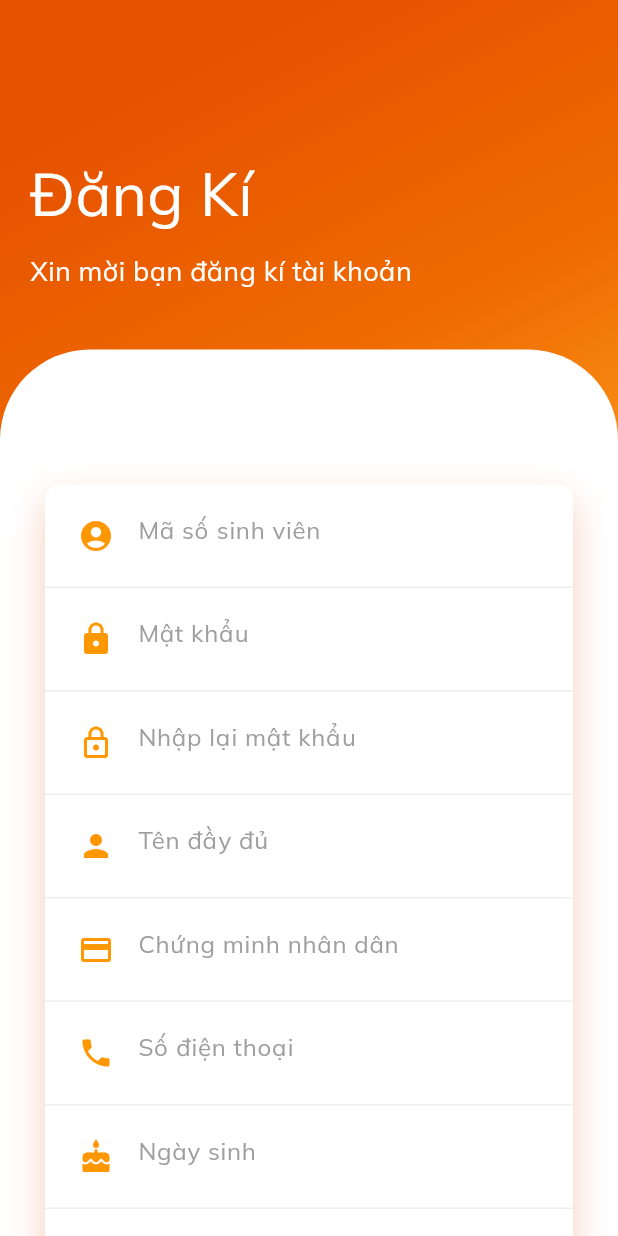
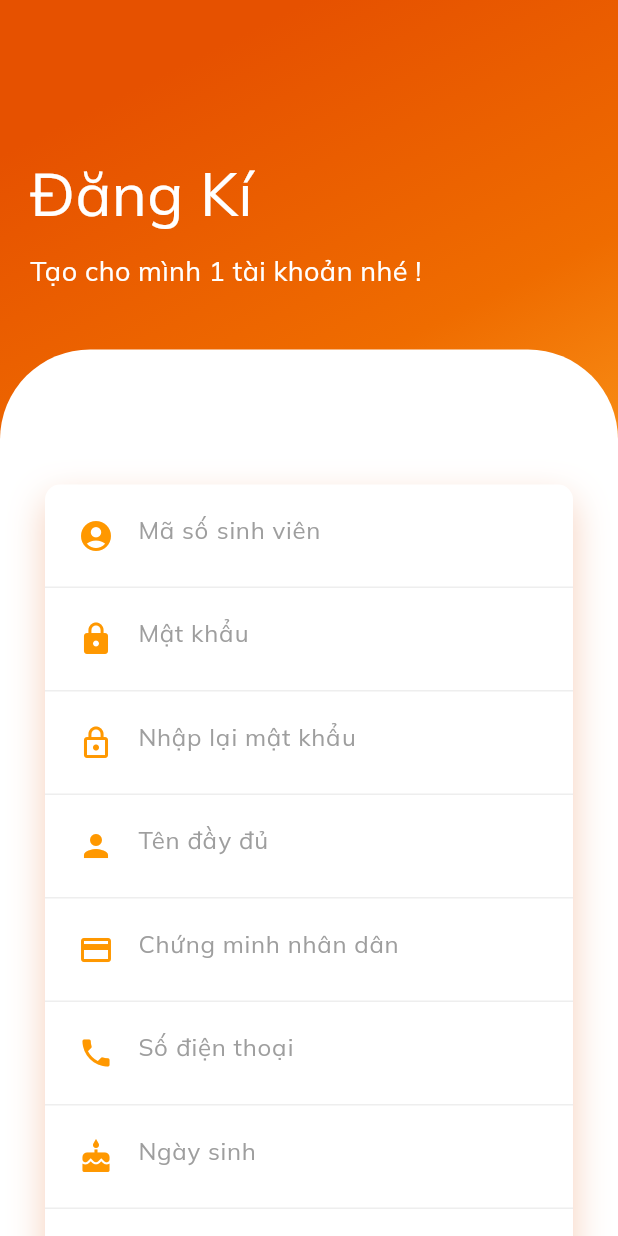
Before and after one commit to tc0598/FlutterDienTu, a Flutter app: the screen it shows after launch, after a tap on "Đăng kí", on a phone screen of 412 x 824 dp. Run offline on Flutter 3.47's test engine with Material 3 defaults, Android fonts, the light colour scheme and no system bars; our stand-ins replace animate_do, dio, google_fonts, google_nav_bar, ionicons, line_icons and 1 more; network calls fail.

Commit message:
fixlogin,register,forgotpass,homeappbar

```diff
--- a/analysis_options.yaml
+++ /dev/null
@@ -1 +0,0 @@
-include: package:flutter_lints/flutter.yaml
--- a/lib/screens/Auth/login.dart
+++ b/lib/screens/Auth/login.dart
@@ -1,3 +1,5 @@
+// ignore_for_file: dead_code
+
 import 'package:animate_do/animate_do.dart';
 import 'package:app_shop_dien_tu/data/api.dart';
 import 'package:app_shop_dien_tu/data/sharepre.dart';
@@ -16,14 +18,14 @@ class LoginScreen extends StatefulWidget {
 }
 
 class _LoginScreenState extends State<LoginScreen> {
-  @override
-  Widget build(BuildContext context) {
+
   final _formKey = GlobalKey<FormState>();
   final TextEditingController accountController = TextEditingController();
   final TextEditingController passwordController = TextEditingController();
+  bool _obscureText = true; // Thêm biến này
 
   login() async {
-    //lấy token (lưu share_preference)
+    // lấy token (lưu share_preference)
     String token = await APIRepository()
         .login(accountController.text, passwordController.text);
     var user = await APIRepository().current(token);
@@ -34,6 +36,7 @@ class _LoginScreenState extends State<LoginScreen> {
         context, MaterialPageRoute(builder: (context) => const BottomNavBar()));
     return token;
   }
+
   @override
   void initState() {
     super.initState();
@@ -43,12 +46,19 @@ class _LoginScreenState extends State<LoginScreen> {
   autoLogin() async {
     SharedPreferences prefs = await SharedPreferences.getInstance();
     if (prefs.getString('user') != null) {
-      Navigator.push(
-          context, MaterialPageRoute(builder: (context) => const BottomNavBar()));
+      Navigator.push(context,
+          MaterialPageRoute(builder: (context) => const BottomNavBar()));
     }
   }
+
+  @override
+  Widget build(BuildContext context) {
     return Scaffold(
-      body: Container(
+      body: GestureDetector(
+        onTap: () {
+          FocusScope.of(context).unfocus();
+        },
+        child: Container(
           width: double.infinity,
           decoration: BoxDecoration(
             gradient: LinearGradient(
@@ -82,7 +92,7 @@ class _LoginScreenState extends State<LoginScreen> {
                       FadeInUp(
                         duration: const Duration(milliseconds: 1300),
                         child: const Text(
-                        "Xin chào bạn đã trở lại",
+                          "Xin mời bạn đăng nhập ạ !",
                           style: TextStyle(color: Colors.white, fontSize: 18),
                         ),
                       ),
@@ -123,11 +133,11 @@ class _LoginScreenState extends State<LoginScreen> {
                                   padding: const EdgeInsets.all(10),
                                   decoration: BoxDecoration(
                                     border: Border(
-                                    bottom:
-                                        BorderSide(color: Colors.grey.shade200),
+                                      bottom: BorderSide(
+                                          color: Colors.grey.shade200),
                                     ),
                                   ),
-                                child:  TextField(
+                                  child: TextField(
                                     controller: accountController,
                                     decoration: const InputDecoration(
                                       hintText: "Tài khoản",
@@ -140,17 +150,31 @@ class _LoginScreenState extends State<LoginScreen> {
                                   padding: const EdgeInsets.all(10),
                                   decoration: BoxDecoration(
                                     border: Border(
-                                    bottom:
-                                        BorderSide(color: Colors.grey.shade200),
+                                      bottom: BorderSide(
+                                          color: Colors.grey.shade200),
                                     ),
                                   ),
-                                child:  TextField(
+                                  child: TextField(
                                     controller: passwordController,
-                                  obscureText: true,
-                                  decoration: const InputDecoration(
+                                    obscureText: _obscureText,
+                                    decoration: InputDecoration(
                                       hintText: "Mật khẩu",
-                                    hintStyle: TextStyle(color: Colors.grey),
+                                      hintStyle:
+                                          const TextStyle(color: Colors.grey),
                                       border: InputBorder.none,
+                                      suffixIcon: IconButton(
+                                        icon: Icon(
+                                          _obscureText
+                                              ? Icons.visibility_off
+                                              : Icons.visibility,
+                                          color: Colors.grey,
+                                        ),
+                                        onPressed: () {
+                                          setState(() {
+                                            _obscureText = !_obscureText;
+                                          });
+                                        },
+                                      ),
                                     ),
                                   ),
                                 ),
@@ -161,14 +185,21 @@ class _LoginScreenState extends State<LoginScreen> {
                         const SizedBox(height: 10),
                         FadeInUp(
                           duration: const Duration(milliseconds: 1700),
-                        child:  TextButton(
+                          child:Align(
+                            alignment: Alignment.centerRight,
+                          child: TextButton(
                             onPressed: () {
                               Navigator.push(
                                 context,
-                              MaterialPageRoute(builder: (context) => const Forgotpass()),
+                                MaterialPageRoute(
+                                    builder: (context) => const Forgotpass()),
                               );
                             },
-                          child: const Text('Quên mật khẩu',style: TextStyle(color: Colors.grey),),
+                            child: const Text(
+                              'Quên mật khẩu',
+                              style: TextStyle(color: Colors.grey),
+                            ),
+                          ),
                         ),
                       ),
                         const SizedBox(height: 40),
@@ -194,14 +225,20 @@ class _LoginScreenState extends State<LoginScreen> {
                         const SizedBox(height: 5),
                         FadeInUp(
                           duration: const Duration(milliseconds: 1700),
-                        child:  TextButton(
+                          child: TextButton(
                             onPressed: () {
                               Navigator.push(
                                 context,
-                              MaterialPageRoute(builder: (context) => const Register()),
+                                MaterialPageRoute(
+                                    builder: (context) => const Register()),
                               );
                             },
-                          child: const Text('Đăng kí',style: TextStyle(color: Colors.black,fontWeight: FontWeight.bold),),
+                            child: const Text(
+                              'Đăng kí',
+                              style: TextStyle(
+                                  color: Colors.black,
+                                  fontWeight: FontWeight.bold),
+                            ),
                           ),
                         ),
                         const SizedBox(height: 50),
@@ -268,6 +305,7 @@ class _LoginScreenState extends State<LoginScreen> {
             ),
           ),
         ),
+      ),
     );
   }
 }
--- a/lib/screens/Detail/Product/register.dart
+++ b/lib/screens/Detail/Product/register.dart
@@ -17,7 +17,8 @@ class _RegisterState extends State<Register> {
   final TextEditingController _fullNameController = TextEditingController();
   final TextEditingController _numberIDController = TextEditingController();
   final TextEditingController _passwordController = TextEditingController();
-  final TextEditingController _confirmPasswordController = TextEditingController();
+  final TextEditingController _confirmPasswordController =
+      TextEditingController();
   final TextEditingController _phoneNumberController = TextEditingController();
   final TextEditingController _schoolKeyController = TextEditingController();
   final TextEditingController _schoolYearController = TextEditingController();
@@ -44,7 +45,11 @@ class _RegisterState extends State<Register> {
   @override
   Widget build(BuildContext context) {
     return Scaffold(
-      body: Container(
+      body: GestureDetector(
+        onTap: () {
+          FocusScope.of(context).unfocus();
+        },
+        child: Container(
           width: double.infinity,
           decoration: BoxDecoration(
             gradient: LinearGradient(
@@ -77,7 +82,7 @@ class _RegisterState extends State<Register> {
                       FadeInUp(
                         duration: const Duration(milliseconds: 1300),
                         child: const Text(
-                        "Xin mời bạn đăng kí tài khoản",
+                          "Tạo cho mình 1 tài khoản nhé !",
                           style: TextStyle(color: Colors.white, fontSize: 18),
                         ),
                       ),
@@ -118,8 +123,8 @@ class _RegisterState extends State<Register> {
                                   padding: const EdgeInsets.all(10),
                                   decoration: BoxDecoration(
                                     border: Border(
-                                    bottom:
-                                        BorderSide(color: Colors.grey.shade200),
+                                      bottom: BorderSide(
+                                          color: Colors.grey.shade200),
                                     ),
                                   ),
                                   child: TextField(
@@ -137,8 +142,8 @@ class _RegisterState extends State<Register> {
                                   padding: const EdgeInsets.all(10),
                                   decoration: BoxDecoration(
                                     border: Border(
-                                    bottom:
-                                        BorderSide(color: Colors.grey.shade200),
+                                      bottom: BorderSide(
+                                          color: Colors.grey.shade200),
                                     ),
                                   ),
                                   child: TextField(
@@ -148,8 +153,8 @@ class _RegisterState extends State<Register> {
                                       hintText: "Mật khẩu",
                                       hintStyle: TextStyle(color: Colors.grey),
                                       border: InputBorder.none,
-                                    prefixIcon:
-                                        Icon(Icons.lock, color: Colors.orange),
+                                      prefixIcon: Icon(Icons.lock,
+                                          color: Colors.orange),
                                     ),
                                   ),
                                 ),
@@ -157,8 +162,8 @@ class _RegisterState extends State<Register> {
                                   padding: const EdgeInsets.all(10),
                                   decoration: BoxDecoration(
                                     border: Border(
-                                    bottom:
-                                        BorderSide(color: Colors.grey.shade200),
+                                      bottom: BorderSide(
+                                          color: Colors.grey.shade200),
                                     ),
                                   ),
                                   child: TextField(
@@ -177,8 +182,8 @@ class _RegisterState extends State<Register> {
                                   padding: const EdgeInsets.all(10),
                                   decoration: BoxDecoration(
                                     border: Border(
-                                    bottom:
-                                        BorderSide(color: Colors.grey.shade200),
+                                      bottom: BorderSide(
+                                          color: Colors.grey.shade200),
                                     ),
                                   ),
                                   child: TextField(
@@ -196,8 +201,8 @@ class _RegisterState extends State<Register> {
                                   padding: const EdgeInsets.all(10),
                                   decoration: BoxDecoration(
                                     border: Border(
-                                    bottom:
-                                        BorderSide(color: Colors.grey.shade200),
+                                      bottom: BorderSide(
+                                          color: Colors.grey.shade200),
                                     ),
                                   ),
                                   child: TextField(
@@ -215,8 +220,8 @@ class _RegisterState extends State<Register> {
                                   padding: const EdgeInsets.all(10),
                                   decoration: BoxDecoration(
                                     border: Border(
-                                    bottom:
-                                        BorderSide(color: Colors.grey.shade200),
+                                      bottom: BorderSide(
+                                          color: Colors.grey.shade200),
                                     ),
                                   ),
                                   child: TextField(
@@ -225,8 +230,8 @@ class _RegisterState extends State<Register> {
                                       hintText: "Số điện thoại",
                                       hintStyle: TextStyle(color: Colors.grey),
                                       border: InputBorder.none,
-                                    prefixIcon:
-                                        Icon(Icons.phone, color: Colors.orange),
+                                      prefixIcon: Icon(Icons.phone,
+                                          color: Colors.orange),
                                     ),
                                   ),
                                 ),
@@ -234,8 +239,8 @@ class _RegisterState extends State<Register> {
                                   padding: const EdgeInsets.all(10),
                                   decoration: BoxDecoration(
                                     border: Border(
-                                    bottom:
-                                        BorderSide(color: Colors.grey.shade200),
+                                      bottom: BorderSide(
+                                          color: Colors.grey.shade200),
                                     ),
                                   ),
                                   child: TextField(
@@ -244,8 +249,8 @@ class _RegisterState extends State<Register> {
                                       hintText: "Ngày sinh",
                                       hintStyle: TextStyle(color: Colors.grey),
                                       border: InputBorder.none,
-                                    prefixIcon:
-                                        Icon(Icons.cake, color: Colors.orange),
+                                      prefixIcon: Icon(Icons.cake,
+                                          color: Colors.orange),
                                     ),
                                   ),
                                 ),
@@ -253,8 +258,8 @@ class _RegisterState extends State<Register> {
                                   padding: const EdgeInsets.all(10),
                                   decoration: BoxDecoration(
                                     border: Border(
-                                    bottom:
-                                        BorderSide(color: Colors.grey.shade200),
+                                      bottom: BorderSide(
+                                          color: Colors.grey.shade200),
                                     ),
                                   ),
                                   child: TextField(
@@ -272,8 +277,8 @@ class _RegisterState extends State<Register> {
                                   padding: const EdgeInsets.all(10),
                                   decoration: BoxDecoration(
                                     border: Border(
-                                    bottom:
-                                        BorderSide(color: Colors.grey.shade200),
+                                      bottom: BorderSide(
+                                          color: Colors.grey.shade200),
                                     ),
                                   ),
                                   child: TextField(
@@ -291,16 +296,20 @@ class _RegisterState extends State<Register> {
                                   padding: const EdgeInsets.all(21),
                                   decoration: BoxDecoration(
                                     border: Border(
-                                    bottom:
-                                        BorderSide(color: Colors.grey.shade200),
+                                      bottom: BorderSide(
+                                          color: Colors.grey.shade200),
                                     ),
                                   ),
                                   child: TextFormField(
                                     controller: _imageURL,
                                     decoration: const InputDecoration(
-                                    labelText: "Image URL",labelStyle: TextStyle(color: Colors.grey,fontWeight: FontWeight.bold),
-                                    icon:
-                                        Icon(Icons.image, color: Colors.orange),
+                                      labelText: "Hình ảnh",
+                                      labelStyle: TextStyle(
+                                          color: Colors.grey,
+                                          fontSize: 15,
+                                          ),
+                                      icon: Icon(Icons.image,
+                                          color: Colors.orange),
                                     ),
                                   ),
                                 ),
@@ -312,13 +321,12 @@ class _RegisterState extends State<Register> {
                                         Icons.people,
                                         color: Colors.orange,
                                       ),
-                                    SizedBox(width: 10),
+                                      SizedBox(width: 11),
                                       Text(
-                                      "What is your Gender?",
+                                        "Giới tính",
                                         style: TextStyle(
                                           color: Colors.grey,
-                                        fontSize: 17,
-                                        fontWeight: FontWeight.bold,
+                                          fontSize: 15,
                                         ),
                                       ),
                                     ],
@@ -347,7 +355,8 @@ class _RegisterState extends State<Register> {
                                     ),
                                     Expanded(
                                       child: ListTile(
-                                        contentPadding: const EdgeInsets.all(0),
+                                          contentPadding:
+                                              const EdgeInsets.all(0),
                                           title: const Text("Nữ"),
                                           dense: true,
                                           leading: Transform.translate(
@@ -365,7 +374,8 @@ class _RegisterState extends State<Register> {
                                     ),
                                     Expanded(
                                       child: ListTile(
-                                        contentPadding: const EdgeInsets.all(0),
+                                          contentPadding:
+                                              const EdgeInsets.all(0),
                                           title: const Text("Khác"),
                                           dense: true,
                                           leading: Transform.translate(
@@ -415,6 +425,25 @@ class _RegisterState extends State<Register> {
                                     color: Colors.white,
                                     fontWeight: FontWeight.bold),
                               ),
+                            ),
+                          ),
+                        ),
+                        const SizedBox(height: 5),
+                        FadeInUp(
+                          duration: const Duration(milliseconds: 1700),
+                          child: TextButton(
+                            onPressed: () {
+                              Navigator.push(
+                                context,
+                                MaterialPageRoute(
+                                    builder: (context) => const LoginScreen()),
+                              );
+                            },
+                            child: const Text(
+                              'Đăng nhập',
+                              style: TextStyle(
+                                  color: Colors.black,
+                                  fontWeight: FontWeight.bold),
                             ),
                           ),
                         ),
@@ -482,6 +511,7 @@ class _RegisterState extends State<Register> {
             ),
           ),
         ),
+      ),
     );
   }
 
```
Also changed, not shown: lib/main.dart (+5 -5 lines), lib/screens/Detail/Product/forgotpass.dart (+46 -21 lines), lib/screens/Home/Widget/home_app_bar.dart (+7 -1 lines). Lines whose indentation alone changed are shown as unchanged.
